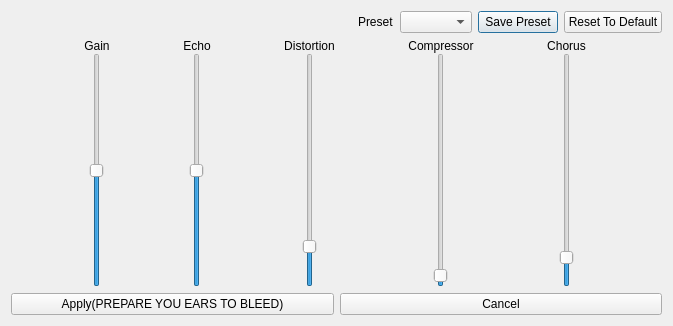
Above: app/src/Equalizer.ui from MansTomb/uamp before the change. Below: the same form after it.
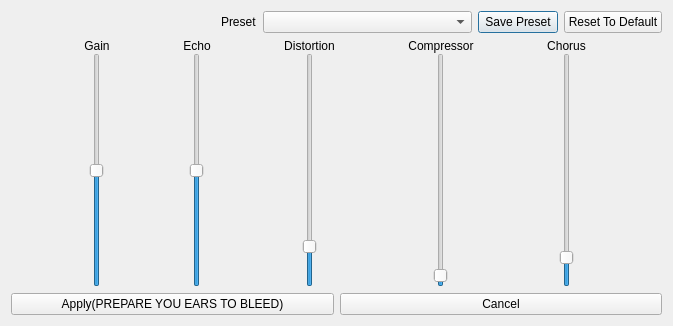
That is the form after the change.

Commit message: add equalizer to db, add and get presets, some fix bugs

Diff of the .ui file:
```diff
--- a/app/src/Equalizer.ui
+++ b/app/src/Equalizer.ui
@@ -40,7 +40,14 @@
       </widget>
      </item>
      <item>
-      <widget class="QComboBox" name="comboBox"/>
+      <widget class="QComboBox" name="comboBox">
+       <property name="sizePolicy">
+        <sizepolicy hsizetype="Expanding" vsizetype="Fixed">
+         <horstretch>0</horstretch>
+         <verstretch>0</verstretch>
+        </sizepolicy>
+       </property>
+      </widget>
      </item>
      <item>
       <widget class="QPushButton" name="pushButton">
```
The commit also changes 10 other files.
